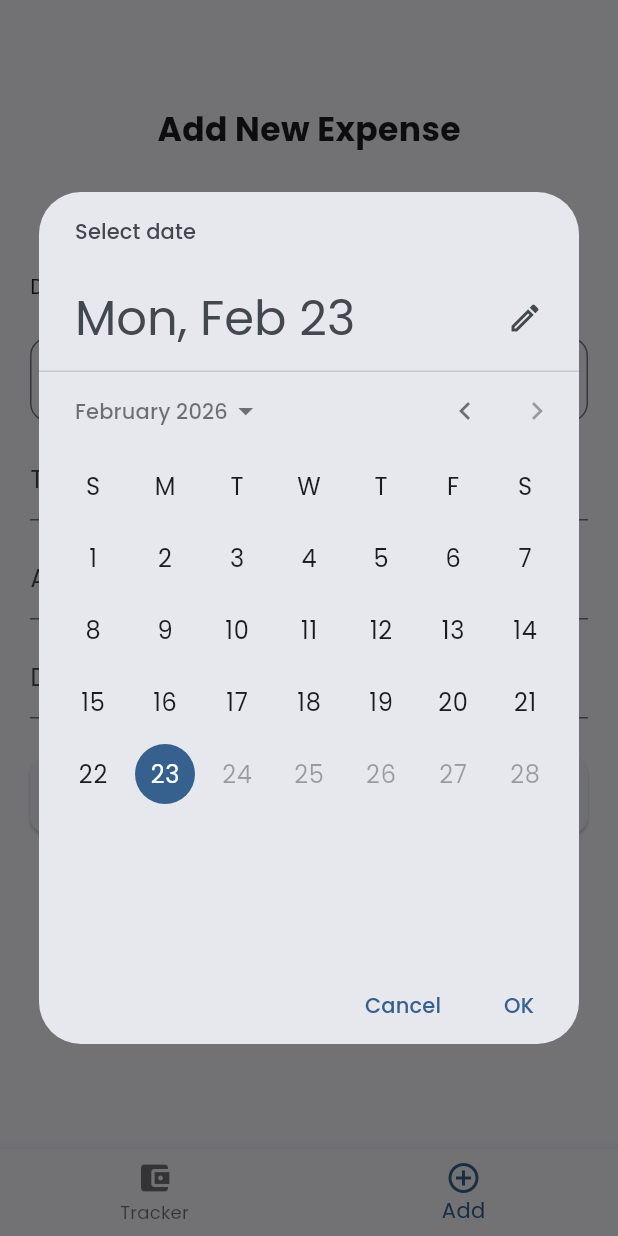
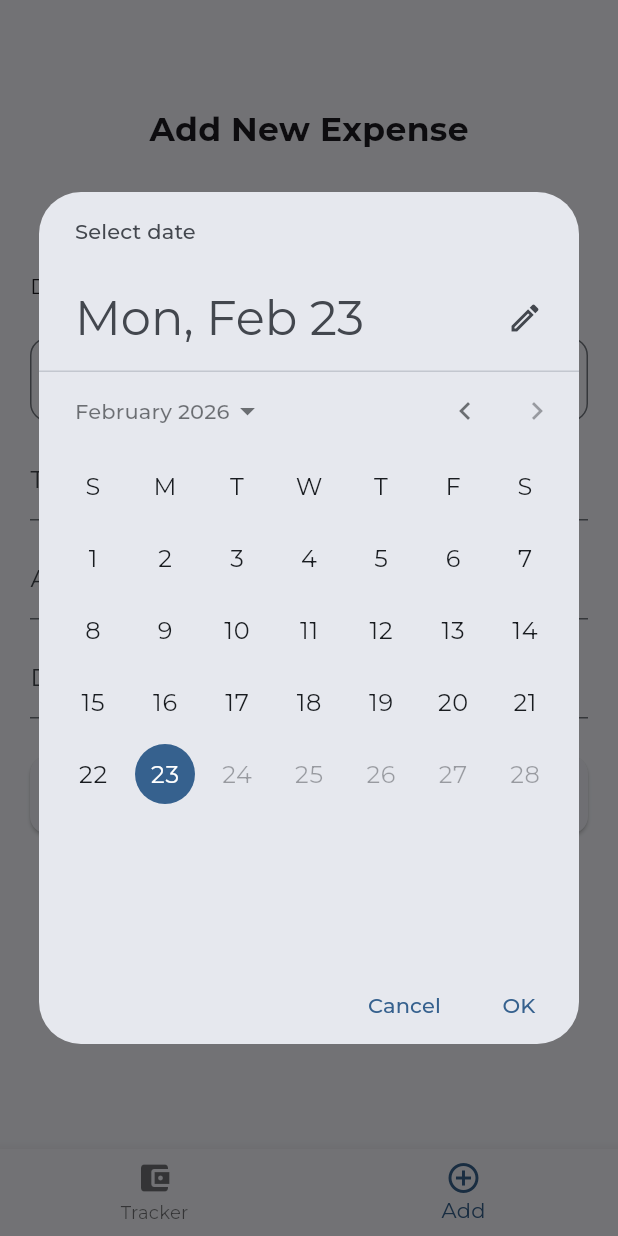
Before and after one commit to yurizz-crypto/smart_expense_tracker_app, a Flutter app: the screen it shows after launch, item 2 of the bottom bar chosen, after a tap on "Choose Date", on a phone screen of 412 x 824 dp. Run offline on Flutter 3.47's test engine with Material 3 defaults, Android fonts, the phone set to English and light mode, and no system bars; our stand-ins replace cloud_firestore, firebase_core, google_fonts; accounts and stored records are empty.

Commit message:
Using Peso Sign

```diff
--- a/lib/main.dart
+++ b/lib/main.dart
@@ -29,7 +29,7 @@ class MyApp extends StatelessWidget {
       theme: ThemeData(
         useMaterial3: true,
         colorScheme: ColorScheme.fromSeed(seedColor: Colors.blue),
-        textTheme: GoogleFonts.poppinsTextTheme(
+        textTheme: GoogleFonts.montserratTextTheme(
           Theme.of(context).textTheme,
         ),
       ),
--- a/lib/views/add_expense.dart
+++ b/lib/views/add_expense.dart
@@ -36,7 +36,7 @@ class _AddExpenseViewState extends State<AddExpenseView> {
       context: context,
       initialDate: _selectedDate,
       firstDate: DateTime(2020),
-      lastDate: DateTime.now(), // Prevents picking future dates
+      lastDate: DateTime.now(),
     );
     if (pickedDate != null) {
       setState(() => _selectedDate = pickedDate);
--- a/lib/views/components/expense_details.dart
+++ b/lib/views/components/expense_details.dart
@@ -28,7 +28,7 @@ class ExpenseDetailSheet extends StatelessWidget {
                 child: Icon(expense.category.icon, color: expense.category.color),
               ),
 
-              // Button to edit a certain expense using a model but still reuses the screen when adding expense.
+              // Button to edit a certain expense using model but still reuses the screen when adding expense.
               IconButton(
                 icon: const Icon(Icons.edit_note, size: 30),
                 onPressed: () {
@@ -53,7 +53,7 @@ class ExpenseDetailSheet extends StatelessWidget {
           const Divider(height: 32),
 
           const Text("Amount", style: TextStyle(fontWeight: FontWeight.bold, color: Colors.blue)),
-          Text("\$${expense.amount.toStringAsFixed(2)}", style: const TextStyle(fontSize: 20)),
+          Text("₱ ${expense.amount.toStringAsFixed(2)}", style: const TextStyle(fontSize: 20)),
 
           const SizedBox(height: 16),
 
--- a/lib/views/expense.dart
+++ b/lib/views/expense.dart
@@ -23,7 +23,6 @@ class _ExpenseListViewState extends State<ExpenseListView> {
     return Scaffold(
       appBar: AppBar(title: const Text("Smart Tracker")),
       body: StreamBuilder<List<Expense>>(
-        // Part G: Update UI to use StreamBuilder
         stream: vm.expensesStream,
         builder: (context, snapshot) {
           if (snapshot.connectionState == ConnectionState.waiting) {
```
